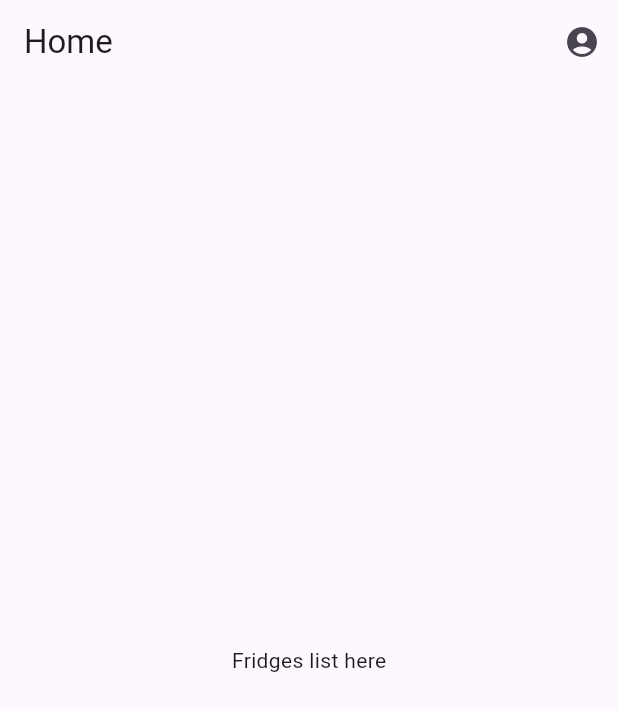
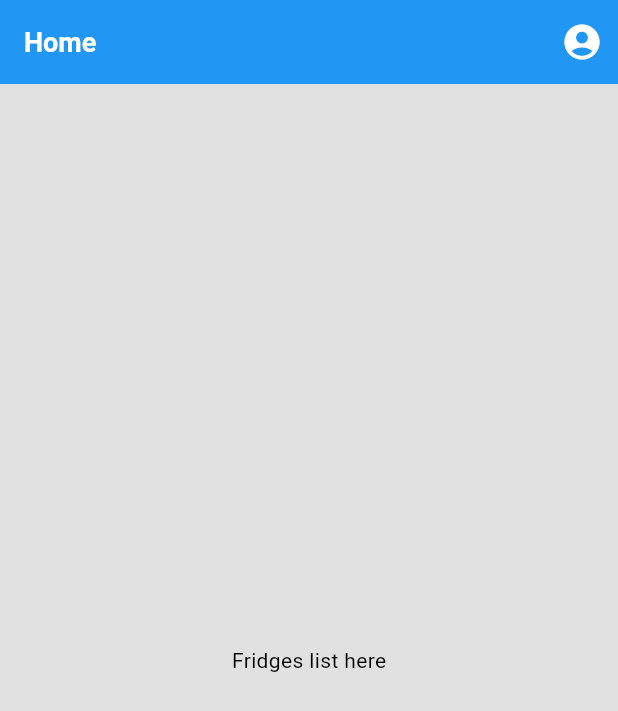
Before and after one commit to OzBoz-Dev/KnightHacks25, a Flutter app: the screen it shows after launch, on a phone screen of 412 x 824 dp. Shown: the top 711 px of the screen. Run offline on Flutter 3.47's test engine with Material 3 defaults, Android fonts, the phone set to English and light mode, and no system bars.

Commit message:
Create theme data and use it for main app build

```diff
--- a/frontend/fridgemagnets/lib/main.dart
+++ b/frontend/fridgemagnets/lib/main.dart
@@ -1,5 +1,6 @@
 import 'package:flutter/material.dart';
 import 'package:fridgemagnets/pages/home_page.dart';
+import 'package:fridgemagnets/themes/style.dart';
 
 void main() {
   runApp(const MainApp());
@@ -10,7 +11,8 @@ class MainApp extends StatelessWidget {
 
   @override
   Widget build(BuildContext context) {
-    return const MaterialApp(
+    return MaterialApp(
+      theme: fridgeMagnetsTheme,
       home: HomePage(),
       debugShowCheckedModeBanner: false,
     );
--- a/frontend/fridgemagnets/lib/themes/style.dart
+++ b/frontend/fridgemagnets/lib/themes/style.dart
@@ -0,0 +1,27 @@
+import 'package:flutter/material.dart';
+
+ThemeData fridgeMagnetsTheme = ThemeData(
+  colorScheme: ColorScheme.light(
+    primary: Colors.blue[500]!,
+    onPrimary: Colors.white,
+    secondary: Colors.blue[300]!,
+    onSecondary: Colors.white,
+    surface: const Color.fromARGB(255, 225, 225, 225),
+    onSurface: Colors.black,
+  ),
+  appBarTheme: AppBarTheme(
+    data: AppBarThemeData(
+      backgroundColor: Colors.blue[500],
+      titleTextStyle: TextStyle(
+        color: Colors.white,
+        fontSize: 18,
+        fontWeight: FontWeight.bold
+      ),
+      actionsIconTheme: IconThemeData(
+        color: Colors.white,
+        size: 28
+      )
+    ),
+  ),
+
+);
```
